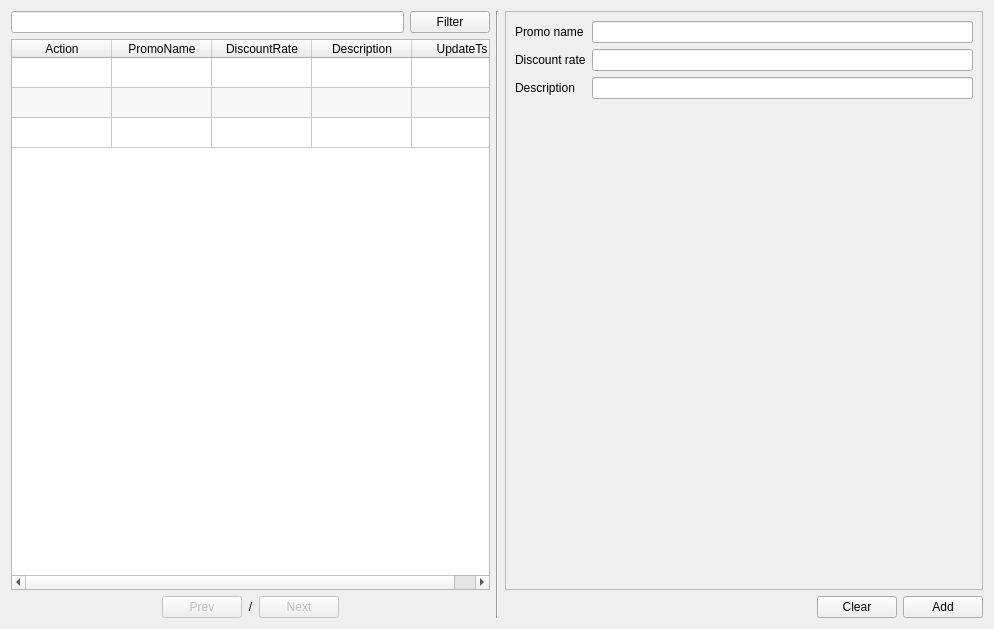
Qt form app/views/templates/ManagePromo.ui (rondalefloyd/mts-pos) before a commit.
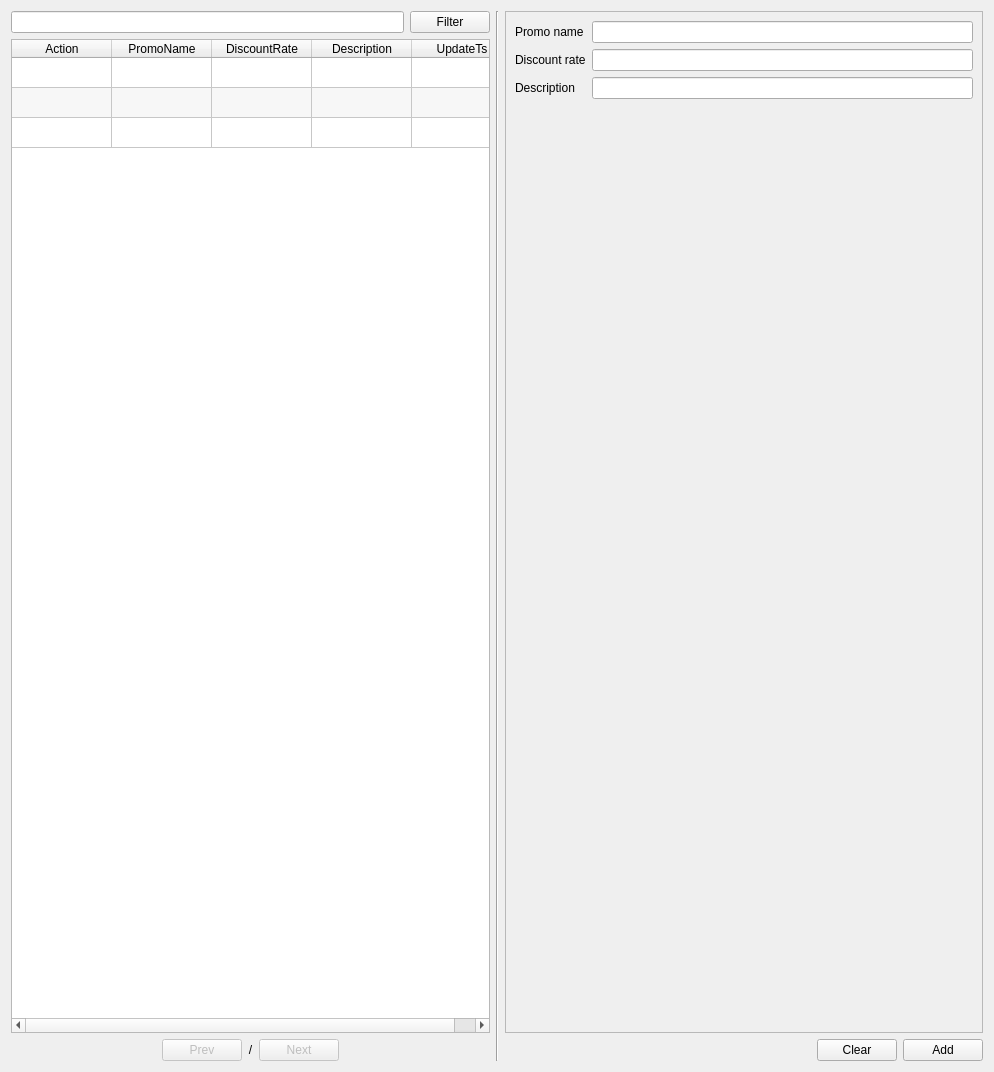
The same form after that commit.

What changed in the file:
```diff
--- a/app/views/templates/ManagePromo.ui
+++ b/app/views/templates/ManagePromo.ui
@@ -7,7 +7,7 @@
     <x>0</x>
     <y>0</y>
     <width>994</width>
-    <height>629</height>
+    <height>1072</height>
    </rect>
   </property>
   <property name="windowTitle">
@@ -180,7 +180,7 @@
           <x>0</x>
           <y>0</y>
           <width>476</width>
-          <height>576</height>
+          <height>1019</height>
          </rect>
         </property>
         <layout class="QFormLayout" name="formLayout">
```
Left out of the diff: 8 changed lines with no effect on the pictures.
